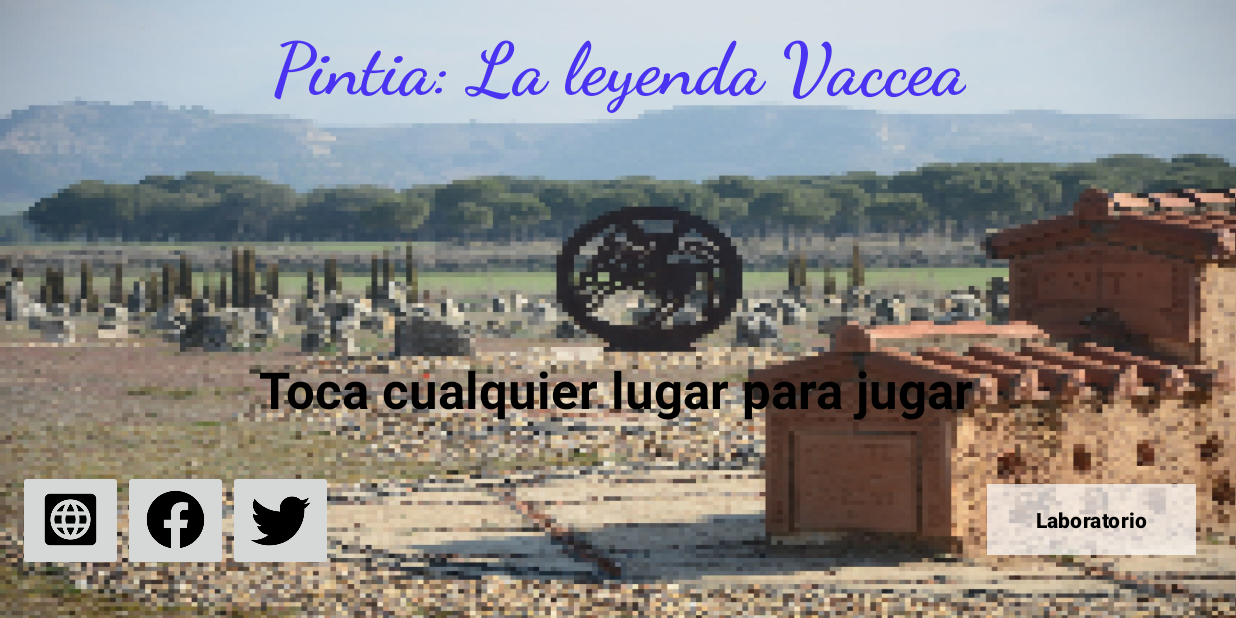
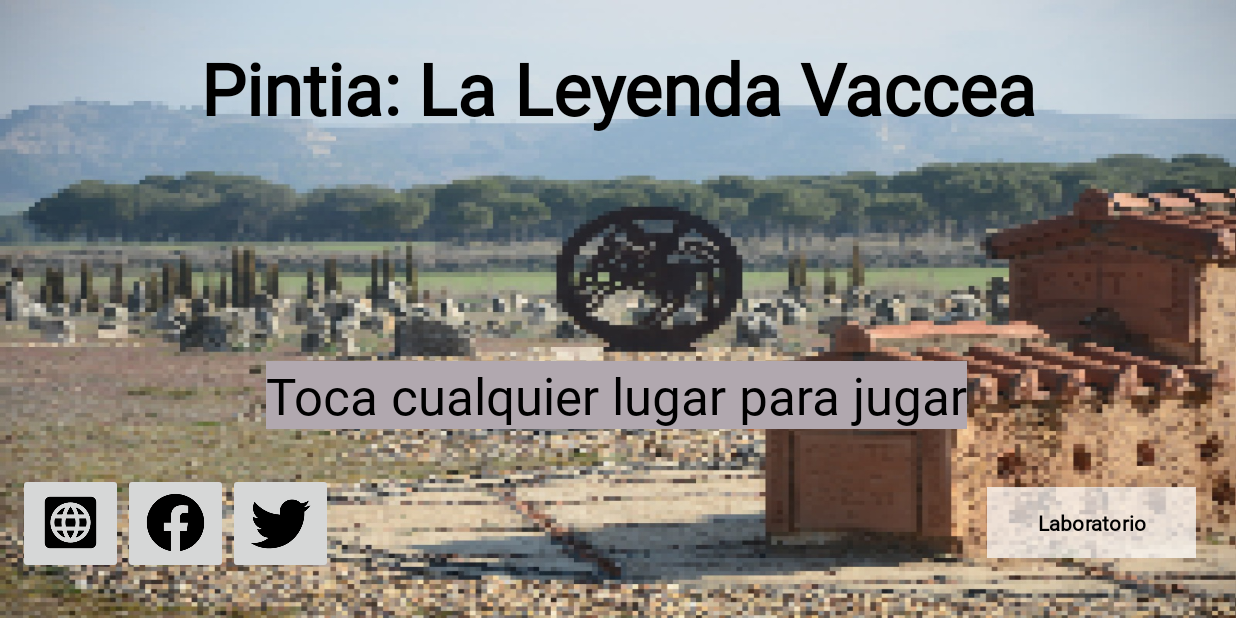
Before and after one commit to elcastigador21/PintiaLeyendaVacceaDos, an Android app: the screen it shows after launch (MainActivity), on a phone screen of 824 x 412 dp (held sideways). Run offline under Robolectric (Android 15) with nearby library versions, the phone set to English and light mode, and no system bars.

Commit message:
Mejoras visuales :art:

```diff
--- a/app/src/main/java/com/grupo5/prueba_2/MinesweeperGame.kt
+++ b/app/src/main/java/com/grupo5/prueba_2/MinesweeperGame.kt
@@ -125,7 +125,6 @@ class MinesweeperGame : AppCompatActivity() {
             val builder= AlertDialog.Builder(this)
             with(builder) {
 
-                //TODO:Cambiar mensaje
 
                 setTitle("Instrucciones del juego.")
                 setMessage(
@@ -402,7 +401,7 @@ class MinesweeperGame : AppCompatActivity() {
             }
 
             if(!isFlagged && flaggedmines==romanos) {
-                Toast.makeText(this@MinesweeperGame,"You cannot flag more mines",Toast.LENGTH_SHORT).show()
+                Toast.makeText(this@MinesweeperGame,"No puedes marcar mas romanos",Toast.LENGTH_SHORT).show()
                 return
             }
 
--- a/app/src/main/res/layout/activity_main.xml
+++ b/app/src/main/res/layout/activity_main.xml
@@ -23,18 +23,17 @@
             android:layout_width="wrap_content"
             android:layout_height="wrap_content"
             android:layout_marginStart="23dp"
-            android:layout_marginTop="16dp"
+            android:layout_marginTop="26dp"
             android:layout_marginEnd="22dp"
-            android:fontFamily="cursive"
+            android:fontFamily="@font/alagard"
             android:text="@string/minesweeper"
-            android:textColor="#4A34F2"
+            android:textColor="#000000"
             android:textSize="48sp"
             android:textStyle="bold"
             app:layout_constraintEnd_toEndOf="parent"
             app:layout_constraintHorizontal_bias="0.5"
             app:layout_constraintStart_toStartOf="parent"
-            app:layout_constraintTop_toTopOf="parent"
-            tools:text="Pintia: La leyenda Vaccea" />
+            app:layout_constraintTop_toTopOf="parent" />
 
         <Button
             android:id="@+id/Laboratorio"
@@ -44,6 +43,7 @@
             android:layout_marginEnd="16dp"
             android:layout_marginBottom="2dp"
             android:background="#B4FFFFFF"
+            android:fontFamily="@font/alagard"
             android:text="@string/make_custom_board"
             android:textColor="#000000"
             android:textSize="14sp"
@@ -59,10 +59,11 @@
             android:id="@+id/toca_para_jugar"
             android:layout_width="wrap_content"
             android:layout_height="wrap_content"
+            android:fontFamily="@font/alagard"
             android:text="@string/touch_to_play"
             android:textColor="#000000"
             android:textSize="34sp"
-            android:textStyle="bold"
+            android:background="#b1a8af"
             app:layout_constraintTop_toTopOf="@id/gamelabel"
             app:layout_constraintBottom_toBottomOf="parent"
             app:layout_constraintEnd_toEndOf="parent"
--- a/app/src/main/res/layout/activity_minesweeper_game.xml
+++ b/app/src/main/res/layout/activity_minesweeper_game.xml
@@ -30,6 +30,7 @@
         app:layout_constraintEnd_toEndOf="@+id/timerpic"
         app:layout_constraintStart_toStartOf="@+id/timerpic"
         app:layout_constraintTop_toBottomOf="@+id/timerpic"
+        android:fontFamily="@font/alagard"
         android:text = "@string/_00_00"/>
 
     <androidx.appcompat.widget.AppCompatButton
@@ -83,6 +84,7 @@
         android:layout_marginStart="12dp"
         android:layout_marginTop="50dp"
         android:layout_marginEnd="30dp"
+        android:fontFamily="@font/alagard"
         android:text="@string/romans_left"
         android:textSize="18sp"
         android:textStyle="bold"
@@ -96,6 +98,7 @@
         android:layout_marginStart="12dp"
         android:layout_marginTop="50dp"
         android:layout_marginEnd="30dp"
+        android:fontFamily="@font/alagard"
         android:text="@string/secretos"
         android:textSize="18sp"
         android:textStyle="bold"
@@ -109,6 +112,7 @@
         android:layout_marginStart="28dp"
         android:layout_marginTop="4dp"
         android:gravity="center"
+        android:fontFamily="@font/alagard"
         android:text="@string/_0"
         android:textSize="18sp"
         android:textStyle="bold"
@@ -136,6 +140,7 @@
         android:layout_marginStart="28dp"
         android:layout_marginTop="4dp"
         android:gravity="center"
+        android:fontFamily="@font/alagard"
         android:text="@string/_0"
         android:textSize="18sp"
         android:textStyle="bold"
--- a/app/src/main/res/layout/activity_select_level.xml
+++ b/app/src/main/res/layout/activity_select_level.xml
@@ -18,6 +18,7 @@
 
         android:layout_width="wrap_content"
         android:layout_height="wrap_content"
+        android:fontFamily="@font/alagard"
 
         app:layout_constraintStart_toStartOf="parent"
         app:layout_constraintEnd_toStartOf="@+id/ejemploBoton2"
@@ -30,6 +31,7 @@
 
         android:layout_width="wrap_content"
         android:layout_height="wrap_content"
+        android:fontFamily="@font/alagard"
 
         app:layout_constraintStart_toEndOf="@+id/ejemploBoton1"
         app:layout_constraintEnd_toStartOf="@+id/ejemploBoton3"
@@ -42,6 +44,7 @@
 
         android:layout_width="wrap_content"
         android:layout_height="wrap_content"
+        android:fontFamily="@font/alagard"
 
         app:layout_constraintStart_toEndOf="@+id/ejemploBoton2"
 
--- a/app/src/main/res/layout/activity_select_world.xml
+++ b/app/src/main/res/layout/activity_select_world.xml
@@ -18,6 +18,7 @@
 
         android:layout_width="wrap_content"
         android:layout_height="wrap_content"
+        android:fontFamily="@font/alagard"
 
         app:layout_constraintStart_toStartOf="parent"
         app:layout_constraintEnd_toStartOf="@+id/mundo2"
@@ -30,6 +31,7 @@
 
         android:layout_width="wrap_content"
         android:layout_height="wrap_content"
+        android:fontFamily="@font/alagard"
 
         app:layout_constraintStart_toEndOf="@+id/mundo1"
         app:layout_constraintEnd_toStartOf="@+id/mundo3"
@@ -42,6 +44,7 @@
 
         android:layout_width="wrap_content"
         android:layout_height="wrap_content"
+        android:fontFamily="@font/alagard"
 
         app:layout_constraintStart_toEndOf="@+id/mundo2"
 
--- a/app/src/main/res/values/strings.xml
+++ b/app/src/main/res/values/strings.xml
@@ -1,11 +1,11 @@
 <resources>
-    <string name="app_name">Pintia:la leyenda Vaccea</string>
+    <string name="app_name">Pintia:La leyenda Vaccea</string>
     <string name="Sociales">Redes sociales</string>
     <string name="web">https://pintiavaccea.es</string>
     <string name="facebook">https://www.facebook.com/CEVFW/</string>
     <string name="twitter">https://www.twitter.com/ArchaeoPintia/</string>
     <string name="touch_to_play">Toca cualquier lugar para jugar</string>
-    <string name="minesweeper">Pintia: La leyenda Vaccea</string>
+    <string name="minesweeper">Pintia: La Leyenda Vaccea</string>
     <string name="easy">Easy</string>
     <string name="button">Button</string>
     <string name="medium">Medium</string>
@@ -51,6 +51,6 @@
     <string name="game_stats">Game Stats</string>
 
     <string name="return_call">return</string>
-    <string name="abort">Are you sure you want to abort the ongoing game?</string>
-    <string name="exit_game">Exit Game</string>
+    <string name="abort">¿Seguro que quieres dejar la partida?</string>
+    <string name="exit_game">Salir del juego</string>
 </resources>
```
